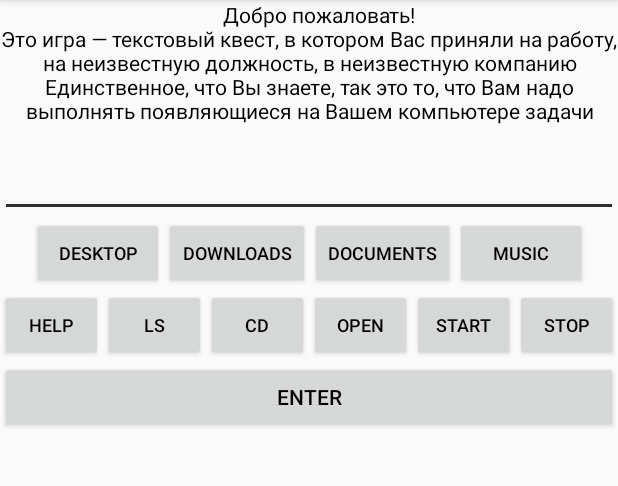
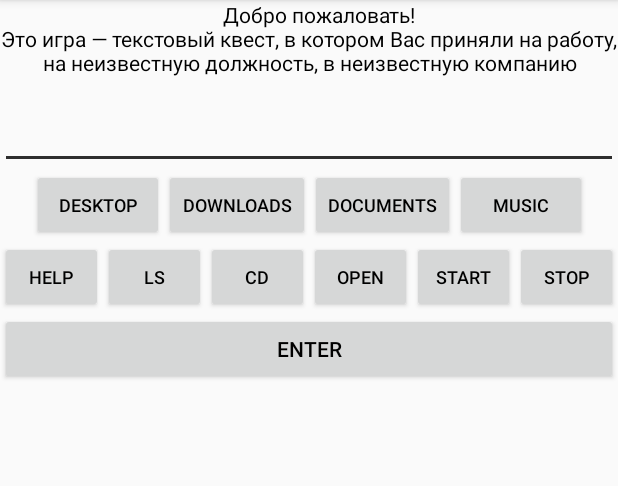
Before and after one commit to DocRedFo/Game, an Android app: the screen it shows after launch (MainActivity), on a phone screen of 412 x 824 dp, the part 84-570 px from its top. Run offline under Robolectric (Android 15) with nearby library versions, the phone set to English and light mode, and no system bars.

Commit message:
Version 0.1.2.3.4

```diff
--- a/app/src/main/java/com/doc/game/MainActivity.java
+++ b/app/src/main/java/com/doc/game/MainActivity.java
@@ -95,13 +95,16 @@ public class MainActivity extends AppCompatActivity {
         });
         Enter.setOnClickListener(new View.OnClickListener() {
             @Override
-            public void onClick(View view) { Number.editTextString = editText.getText().toString();editText.setText(""); }});
+            public void onClick(View view) { Number.editTextString = editText.getText().toString();editText.setText("");}});
 
         Welcome welcome = new Welcome();
         welcome.setAbout("\tДобро пожаловать!" +
                 "\nЭто игра — текстовый квест, в котором Вас приняли на работу, на неизвестную должность, в неизвестную компанию" +
                 "\nЕдинственное, что Вы знаете, так это то, что Вам надо выполнять появляющиеся на Вашем компьютере задачи" + "\n");
         textView.setText(welcome.getAbout());
-
+        welcome.setAbout("\tДобро пожаловать!" +
+                "\nЭто игра — текстовый квест, в котором Вас приняли на работу, на неизвестную должность, в неизвестную компанию" + "\n");
+        textView.setText(welcome.getAbout());
+        //AsyncTask или https://stackoverflow.com/questions/4151499/edittext-onkeylistener-or-textwatcher-barcode-scanning https://ru.stackoverflow.com/questions/471272/edittext-программная-фокусировка-и-ожидание-ввода-android http://www.ohandroid.com/android-edittext-3.html
     }
 }
```
Also changed, not shown: app/src/main/java/com/doc/game/EnterButton.java (added, +10 -0 lines).
